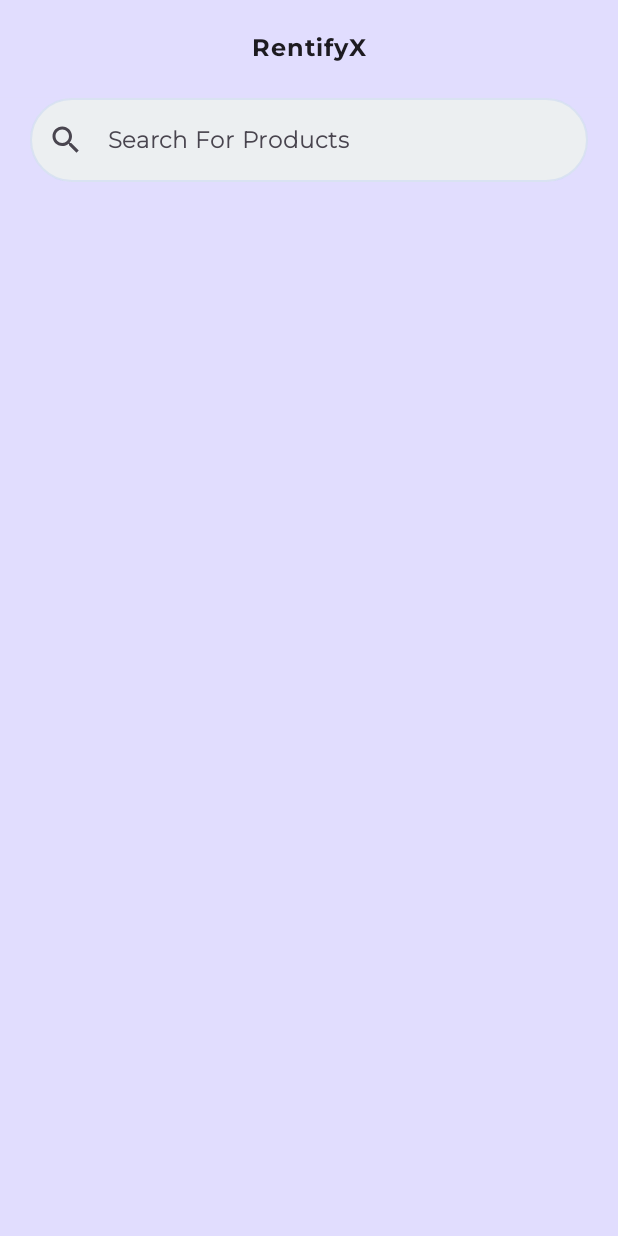
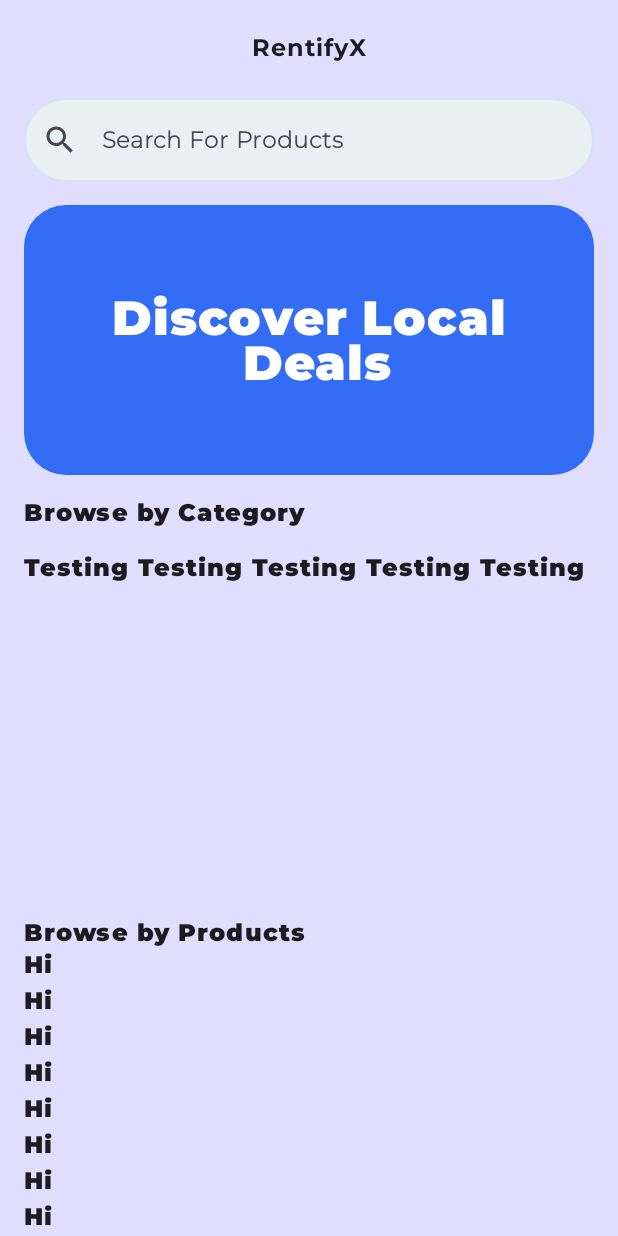
Before and after one commit to Souvick009/RentifyX, an Android app built with Jetpack Compose: the screen it shows after launch (MainActivity), after a tap on "Continue as Guest", on a phone screen of 412 x 824 dp. Run offline under Robolectric (Android 15) with nearby library versions, the phone set to English and light mode, and no system bars; our stand-ins replace accompanist, constraintlayout-compose.

Commit message:
Fixed Some layout issue in welcome screen, added horizontal pager(used for slider), LazyRow and LazyColumn in HomeScreen.

```diff
--- /dev/null
+++ b/app/src/main/java/com/example/rentifyx/reusablecomposable/HorizontalPages.kt
@@ -0,0 +1,35 @@
+package com.example.rentifyx.reusablecomposable
+
+import androidx.compose.foundation.background
+import androidx.compose.foundation.layout.Box
+import androidx.compose.foundation.layout.fillMaxSize
+import androidx.compose.material3.MaterialTheme
+import androidx.compose.material3.Text
+import androidx.compose.runtime.Composable
+import androidx.compose.ui.Alignment
+import androidx.compose.ui.Modifier
+import androidx.compose.ui.text.style.TextAlign
+import androidx.compose.ui.tooling.preview.Preview
+
+
+@Composable
+fun HorizontalPages(
+    modifier: Modifier = Modifier,
+    titleText : String
+) {
+    Box(
+        contentAlignment = Alignment.Center,
+        modifier = Modifier
+            .fillMaxSize(1f)
+            .background(
+                MaterialTheme.colorScheme.primary
+            )
+    ) {
+        Text(
+            titleText,
+            style = MaterialTheme.typography.titleLarge,
+            color = MaterialTheme.colorScheme.onPrimary,
+            textAlign = TextAlign.Center
+        )
+    }
+}
--- a/app/src/main/java/com/example/rentifyx/screens/HomeScreen.kt
+++ b/app/src/main/java/com/example/rentifyx/screens/HomeScreen.kt
@@ -1,9 +1,16 @@
 package com.example.rentifyx.screens
 
 import androidx.activity.compose.BackHandler
+import androidx.compose.foundation.layout.PaddingValues
 import androidx.compose.foundation.layout.fillMaxSize
 import androidx.compose.foundation.layout.fillMaxWidth
+import androidx.compose.foundation.layout.height
 import androidx.compose.foundation.layout.padding
+import androidx.compose.foundation.layout.wrapContentHeight
+import androidx.compose.foundation.lazy.LazyColumn
+import androidx.compose.foundation.lazy.LazyRow
+import androidx.compose.foundation.pager.HorizontalPager
+import androidx.compose.foundation.pager.rememberPagerState
 import androidx.compose.material.icons.Icons
 import androidx.compose.material.icons.filled.Search
 import androidx.compose.material.icons.outlined.Clear
@@ -14,34 +21,53 @@ import androidx.compose.material3.OutlinedTextField
 import androidx.compose.material3.Text
 import androidx.compose.material3.TextFieldDefaults
 import androidx.compose.runtime.Composable
+import androidx.compose.runtime.LaunchedEffect
 import androidx.compose.runtime.getValue
 import androidx.compose.runtime.mutableStateOf
 import androidx.compose.runtime.remember
+import androidx.compose.runtime.rememberCoroutineScope
 import androidx.compose.runtime.saveable.rememberSaveable
 import androidx.compose.runtime.setValue
 import androidx.compose.ui.Modifier
+import androidx.compose.ui.draw.clip
 import androidx.compose.ui.focus.onFocusChanged
 import androidx.compose.ui.platform.LocalFocusManager
 import androidx.compose.ui.tooling.preview.Preview
 import androidx.compose.ui.unit.dp
 import androidx.constraintlayout.compose.ConstraintLayout
+import androidx.constraintlayout.compose.Dimension
 import com.example.rentifyx.reusablecomposable.BaseScreen
+import com.example.rentifyx.reusablecomposable.HorizontalPages
 import com.example.rentifyx.ui.theme.RentifyXTheme
+import kotlinx.coroutines.delay
+import kotlinx.coroutines.launch
 
 @Preview(showSystemUi = true)
 @Composable
 fun HomeScreen() {
     var searchText by rememberSaveable { mutableStateOf("") }
-    var isFocused by remember {
-        mutableStateOf(false)
+    var isFocused by remember { mutableStateOf(false) }
+    val focusManager = LocalFocusManager.current
+    val pagerState = rememberPagerState(pageCount = { 3 })
+    val coroutineScope = rememberCoroutineScope()
+
+    LaunchedEffect(Unit) {
+        pagerState.animateScrollToPage(0)
     }
-    //To remove focus from search field when back button is pressed
-    val focusManager = LocalFocusManager.current
+
+    LaunchedEffect(pagerState.currentPage) {
+        delay(2000)
+        val nextPage = (pagerState.currentPage + 1) % 3
+        coroutineScope.launch {
+            pagerState.animateScrollToPage(nextPage)
+        }
+    }
 
     BackHandler(enabled = isFocused) {
         focusManager.clearFocus()
         isFocused = false
     }
+
     RentifyXTheme {
         BaseScreen(
             modifier = Modifier,
@@ -49,60 +75,61 @@ fun HomeScreen() {
             toolbarTitleText = "RentifyX",
             backgroundColorForSurface = MaterialTheme.colorScheme.background,
             dividerColor = MaterialTheme.colorScheme.background
+        ) { padding ->
+
+            LazyColumn(
+                modifier = Modifier
+                    .fillMaxSize()
+                    .padding(padding),
+                contentPadding = PaddingValues(bottom = 24.dp, start = 16.dp, end = 16.dp)
             ) {
+                item {
                     ConstraintLayout(
                         modifier = Modifier
-                    .fillMaxSize()
-                    .padding(it)
+                            .fillMaxWidth()
+                            .wrapContentHeight()
                     ) {
-                val (searchTextField) = createRefs()
+                        val (searchTextField, horizontalSlider, browseByCategoryText, lazyRowCategory, browseByProductText) = createRefs()
+
+                        val verticalGuideLineStart = createGuidelineFromStart(0.00f)
+                        val verticalGuideLineEnd = createGuidelineFromEnd(0.00f)
+
                         OutlinedTextField(
                             value = searchText,
-                    onValueChange = {
-                        searchText = it
-                    },
+                            onValueChange = { searchText = it },
                             singleLine = true,
                             placeholder = {
                                 Text(
                                     "Search For Products",
-                            style = MaterialTheme.typography.labelLarge,
+                                    style = MaterialTheme.typography.labelLarge
                                 )
                             },
                             leadingIcon = {
-                        Icon(
-                            imageVector = Icons.Filled.Search,
-                            contentDescription = "Search"
-                        )
+                                Icon(Icons.Filled.Search, contentDescription = "Search")
                             },
                             shape = MaterialTheme.shapes.extraLarge,
                             modifier = Modifier
-                        .fillMaxWidth()
                                 .constrainAs(searchTextField) {
                                     top.linkTo(parent.top)
-                            start.linkTo(parent.start)
-                            end.linkTo(parent.end)
+                                    start.linkTo(verticalGuideLineStart)
+                                    end.linkTo(verticalGuideLineEnd)
+                                    width = Dimension.fillToConstraints
                                 }
-                        .onFocusChanged {
-                            isFocused = true
-                        }
-                        .padding(
-                            start = 20.dp,
-                            end = 20.dp
-                        ),
+                                .onFocusChanged { isFocused = it.isFocused },
                             textStyle = MaterialTheme.typography.labelLarge,
                             colors = TextFieldDefaults.colors(
                                 focusedContainerColor = MaterialTheme.colorScheme.surface,
                                 unfocusedContainerColor = MaterialTheme.colorScheme.surface,
                                 focusedIndicatorColor = MaterialTheme.colorScheme.primary.copy(alpha = 0.5f),
-                        unfocusedIndicatorColor = MaterialTheme.colorScheme.primary.copy(alpha = 0.1f),
+                                unfocusedIndicatorColor = MaterialTheme.colorScheme.primary.copy(
+                                    alpha = 0.1f
+                                ),
                                 focusedLabelColor = MaterialTheme.colorScheme.primary,
                                 focusedLeadingIconColor = MaterialTheme.colorScheme.primary
                             ),
                             trailingIcon = {
                                 if (searchText.isNotEmpty()) {
-                            IconButton(onClick = {
-                                searchText = ""
-                            }) {
+                                    IconButton(onClick = { searchText = "" }) {
                                         Icon(
                                             imageVector = Icons.Outlined.Clear,
                                             contentDescription = "Clear Text"
@@ -112,8 +139,64 @@ fun HomeScreen() {
                             },
                         )
 
+                        HorizontalPager(
+                            state = pagerState,
+                            modifier = Modifier
+                                .constrainAs(horizontalSlider) {
+                                    top.linkTo(searchTextField.bottom, margin = 15.dp)
+                                    start.linkTo(verticalGuideLineStart)
+                                    end.linkTo(verticalGuideLineEnd)
+                                    width = Dimension.fillToConstraints
+                                }
+                                .height(180.dp)
+                                .clip(MaterialTheme.shapes.extraLarge),
+                        ) { page ->
+                            when (page) {
+                                0 -> HorizontalPages(Modifier, "Discover Local\n Deals")
+                                1 -> HorizontalPages(Modifier, "Rent Items at\n lower Rates")
+                                2 -> HorizontalPages(Modifier, "Shop Local \nSupport Local.")
+                            }
+                        }
+
+                        Text(
+                            "Browse by Category",
+                            style = MaterialTheme.typography.bodyLarge,
+                            modifier = Modifier.constrainAs(browseByCategoryText) {
+                                top.linkTo(horizontalSlider.bottom, margin = 15.dp)
+                                start.linkTo(verticalGuideLineStart)
+                                end.linkTo(verticalGuideLineEnd)
+                                width = Dimension.fillToConstraints
+                            })
+
+                        LazyRow(
+                            modifier = Modifier
+                                .constrainAs(lazyRowCategory) {
+                                    top.linkTo(browseByCategoryText.bottom, margin = 15.dp)
+                                    start.linkTo(verticalGuideLineStart)
+                                    end.linkTo(verticalGuideLineEnd)
+                                    width = Dimension.fillToConstraints
+                                }
+                                .height(230.dp), content = {
+                            items(25) { item ->
+                                Text("Testing ")
+                            }
+                        })
+
+                        Text(
+                            "Browse by Products",
+                            style = MaterialTheme.typography.bodyLarge,
+                            modifier = Modifier.constrainAs(browseByProductText) {
+                                top.linkTo(lazyRowCategory.bottom, margin = 15.dp)
+                                start.linkTo(verticalGuideLineStart)
+                                end.linkTo(verticalGuideLineEnd)
+                                width = Dimension.fillToConstraints
+                            })
+                    }
+                }
+                items(100) { index ->
+                    Text("Hi")
                 }
             }
         }
-
     }
+}
--- a/app/src/main/java/com/example/rentifyx/screens/TestScreen.kt
+++ /dev/null
@@ -1,17 +0,0 @@
-package com.example.rentifyx.screens
-
-import androidx.compose.foundation.layout.Box
-import androidx.compose.foundation.layout.fillMaxSize
-import androidx.compose.foundation.layout.statusBarsPadding
-import androidx.compose.material3.Text
-import androidx.compose.runtime.Composable
-import androidx.compose.ui.Alignment
-import androidx.compose.ui.Modifier
-
-@Composable
-fun TestScreen(modifier: Modifier = Modifier) {
-    Box(contentAlignment = Alignment.Center, modifier = modifier.fillMaxSize()) {
-        Text("Hello", modifier.statusBarsPadding())
-    }
-
-}
--- a/app/src/main/java/com/example/rentifyx/screens/WelcomeScreen.kt
+++ b/app/src/main/java/com/example/rentifyx/screens/WelcomeScreen.kt
@@ -4,12 +4,9 @@ import androidx.compose.foundation.BorderStroke
 import androidx.compose.foundation.Image
 import androidx.compose.foundation.layout.aspectRatio
 import androidx.compose.foundation.layout.fillMaxSize
-import androidx.compose.foundation.layout.fillMaxWidth
 import androidx.compose.foundation.layout.height
 import androidx.compose.foundation.layout.navigationBarsPadding
-import androidx.compose.foundation.layout.padding
 import androidx.compose.foundation.layout.statusBarsPadding
-import androidx.compose.foundation.layout.widthIn
 import androidx.compose.material3.ButtonDefaults
 import androidx.compose.material3.FilledTonalButton
 import androidx.compose.material3.MaterialTheme
@@ -26,15 +23,17 @@ import androidx.compose.ui.text.font.FontWeight
 import androidx.compose.ui.text.style.TextAlign
 import androidx.compose.ui.unit.dp
 import androidx.constraintlayout.compose.ConstraintLayout
-import androidx.navigation.NavHostController
+import androidx.constraintlayout.compose.Dimension
+import androidx.navigation.NavController
 import com.example.rentifyx.R
 import com.example.rentifyx.navigation.Routes
 import com.example.rentifyx.ui.theme.RentifyXTheme
 import com.example.rentifyx.ui.theme.WelcomeScreenColor
 import com.google.accompanist.systemuicontroller.rememberSystemUiController
 
+
 @Composable
-fun WelcomeScreen(navController: NavHostController) {
+fun WelcomeScreen(navController: NavController) {
 
     val systemUiController = rememberSystemUiController()
 
@@ -49,6 +48,7 @@ fun WelcomeScreen(navController: NavHostController) {
             navigationBarContrastEnforced = false
         )
     }
+
     RentifyXTheme {
         Surface(
             modifier = Modifier.fillMaxSize(),
@@ -60,13 +60,13 @@ fun WelcomeScreen(navController: NavHostController) {
                     .statusBarsPadding()
                     .navigationBarsPadding()
             ) {
-                val (title,
-                    subtitle,
-                    image,
-                    signInBtn,
-                    guestBtn)
-                        = createRefs()
+                val (title, subtitle, image, signInBtn, guestBtn) = createRefs()
+
                 val guidelineTop = createGuidelineFromTop(0.02f)
+                val topGuidelineForImg = createGuidelineFromTop(0.3f)
+                val startGuideline = createGuidelineFromStart(0.08f)
+                val endGuideline = createGuidelineFromEnd(0.08f)
+
                 Text(
                     text = "Why Buy?\nJust Rent!",
                     style = MaterialTheme.typography.titleLarge,
@@ -74,8 +74,9 @@ fun WelcomeScreen(navController: NavHostController) {
                     textAlign = TextAlign.Center,
                     modifier = Modifier.constrainAs(title) {
                         top.linkTo(guidelineTop, margin = 30.dp)
-                        start.linkTo(parent.start)
-                        end.linkTo(parent.end)
+                        start.linkTo(startGuideline)
+                        end.linkTo(endGuideline)
+                        width = Dimension.fillToConstraints
                     }
                 )
 
@@ -85,13 +86,12 @@ fun WelcomeScreen(navController: NavHostController) {
                     color = Color.White,
                     fontWeight = FontWeight.W600,
                     textAlign = TextAlign.Center,
-                    modifier = Modifier
-                        .widthIn(max = 350.dp)
-                        .constrainAs(subtitle) {
-                            top.linkTo(title.bottom, margin = 16.dp)
-                            start.linkTo(parent.start)
-                            end.linkTo(parent.end)
-                        }
+                    modifier = Modifier.constrainAs(subtitle) {
+                        top.linkTo(title.bottom, margin = 16.dp)
+                        start.linkTo(startGuideline)
+                        end.linkTo(endGuideline)
+                        width = Dimension.fillToConstraints
+                    }
                 )
 
                 Image(
@@ -99,12 +99,12 @@ fun WelcomeScreen(navController: NavHostController) {
                     contentDescription = null,
                     contentScale = ContentScale.Fit,
                     modifier = Modifier
-                        .fillMaxWidth(0.8f)
                         .aspectRatio(1f)
                         .constrainAs(image) {
-                            top.linkTo(subtitle.bottom, margin = 50.dp)
-                            start.linkTo(parent.start)
-                            end.linkTo(parent.end)
+                            top.linkTo(topGuidelineForImg)
+                            start.linkTo(startGuideline)
+                            end.linkTo(endGuideline)
+                            width = Dimension.fillToConstraints
                         }
                 )
 
@@ -115,33 +115,33 @@ fun WelcomeScreen(navController: NavHostController) {
                         contentColor = WelcomeScreenColor
                     ),
                     modifier = Modifier
-                        .fillMaxWidth()
                         .height(52.dp)
-                        .padding(horizontal = 24.dp)
                         .constrainAs(signInBtn) {
                             bottom.linkTo(guestBtn.top, margin = 12.dp)
-                            start.linkTo(parent.start)
-                            end.linkTo(parent.end)
+                            start.linkTo(startGuideline)
+                            end.linkTo(endGuideline)
+                            width = Dimension.fillToConstraints
                         }
                 ) {
                     Text("Sign In", style = MaterialTheme.typography.bodyLarge)
                 }
 
                 OutlinedButton(
-                    onClick = { navController.navigate(Routes.HomeScreen.route) },
+                    onClick = {
+                        navController.navigate(Routes.HomeScreen.route)
+                    },
                     border = BorderStroke(0.dp, Color.Transparent),
                     colors = ButtonDefaults.outlinedButtonColors(
                         containerColor = Color.Transparent,
                         contentColor = Color.White
                     ),
                     modifier = Modifier
-                        .fillMaxWidth()
                         .height(52.dp)
-                        .padding(horizontal = 24.dp)
                         .constrainAs(guestBtn) {
                             bottom.linkTo(parent.bottom, margin = 24.dp)
-                            start.linkTo(parent.start)
-                            end.linkTo(parent.end)
+                            start.linkTo(startGuideline)
+                            end.linkTo(endGuideline)
+                            width = Dimension.fillToConstraints
                         }
                 ) {
                     Text("Continue as Guest", style = MaterialTheme.typography.bodyLarge)
--- a/app/src/main/java/com/example/rentifyx/ui/theme/Type.kt
+++ b/app/src/main/java/com/example/rentifyx/ui/theme/Type.kt
@@ -25,7 +25,7 @@ val Typography = Typography(
         lineHeight = 24.sp,
         letterSpacing = 0.7.sp
     ),
-    titleLarge = TextStyle(
+    titleLarge = TextStyle( //big headings
         fontFamily = MontserratExtraBold,
         fontWeight = FontWeight.Bold,
         fontSize = 32.sp,
```
Also changed, not shown: app/src/main/res/drawable/test_image.jpg (added), app/src/main/res/drawable/test_image2.jpg (added), app/src/main/res/drawable/test_image3.jpg (added). Lines whose indentation alone changed are shown as unchanged.
